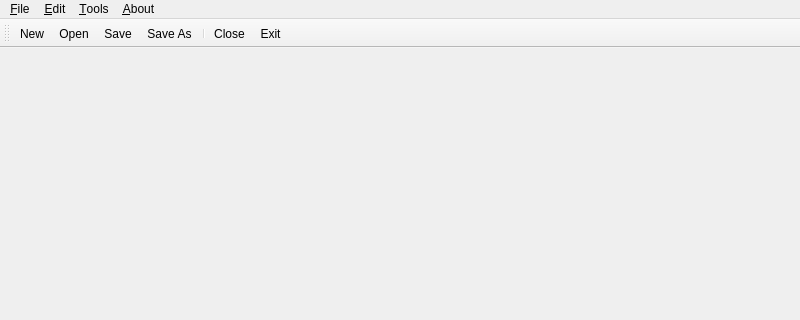
First picture: the form in MainWindow.ui, repository CloneWith/osu-tournament-editor, before the edit; both pictures show x 0 to 800 and y 0 to 320 of the 800 by 600 pixel window.
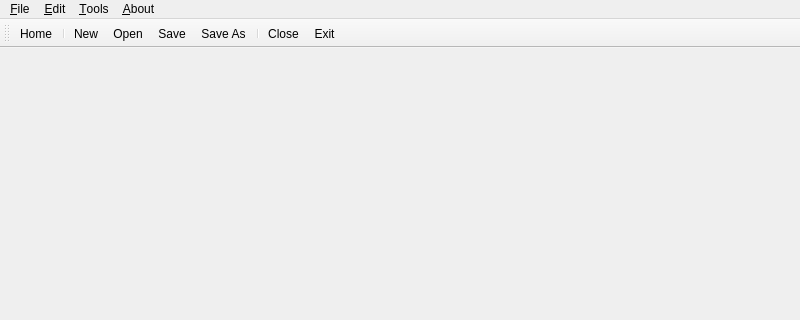
Second picture: the form after the edit. Icons and pictures are not drawn.

Commit message: Add home page shortcut and menu item

```diff
--- a/MainWindow.ui
+++ b/MainWindow.ui
@@ -84,6 +84,8 @@
    <attribute name="toolBarBreak">
     <bool>false</bool>
    </attribute>
+   <addaction name="actionHome"/>
+   <addaction name="separator"/>
    <addaction name="actionNew"/>
    <addaction name="actionOpen"/>
    <addaction name="actionSave"/>
@@ -206,6 +208,14 @@
     <string>Open &amp;Project...</string>
    </property>
   </action>
+  <action name="actionHome">
+   <property name="icon">
+    <iconset theme="QIcon::ThemeIcon::GoHome"/>
+   </property>
+   <property name="text">
+    <string>&amp;Home</string>
+   </property>
+  </action>
  </widget>
  <resources/>
  <connections/>
```
Left out of the diff: 3 changed lines with no effect on the pictures. The commit also changes 1 other file.
